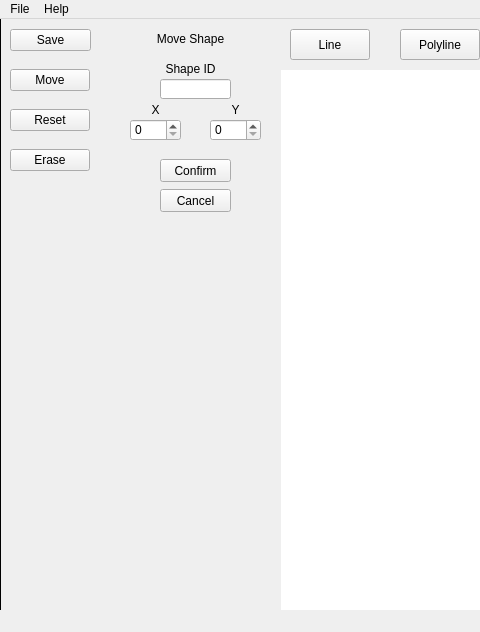
Above: mainwindow.ui from Rthiskidw/scrumBagModeler before the change; both pictures show x 0 to 480 and y 0 to 632 of the 1277 by 632 pixel window. Below: the same form after it.
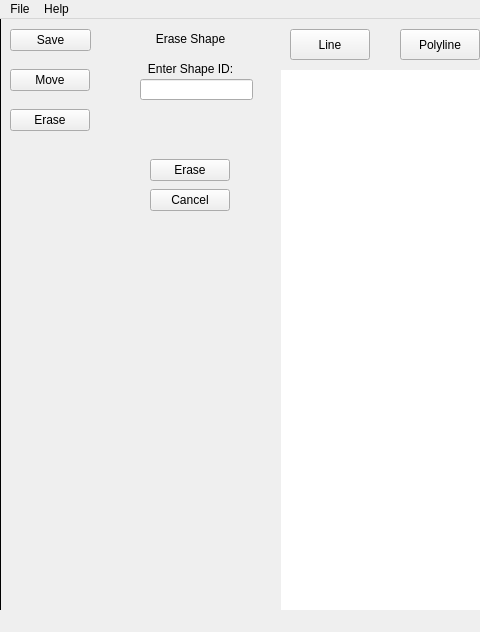
That is the form after the change. Icons and pictures are not drawn. Custom widgets are drawn as their Qt base class.

```diff
--- a/mainwindow.ui
+++ b/mainwindow.ui
@@ -62,19 +62,6 @@
      <string>Save</string>
     </property>
    </widget>
-   <widget class="QPushButton" name="resetButton">
-    <property name="geometry">
-     <rect>
-      <x>10</x>
-      <y>90</y>
-      <width>80</width>
-      <height>22</height>
-     </rect>
-    </property>
-    <property name="text">
-     <string>Reset</string>
-    </property>
-   </widget>
    <widget class="QPushButton" name="moveButton">
     <property name="geometry">
      <rect>
@@ -92,7 +79,7 @@
     <property name="geometry">
      <rect>
       <x>10</x>
-      <y>130</y>
+      <y>90</y>
       <width>80</width>
       <height>22</height>
      </rect>
@@ -234,7 +221,7 @@
      <bool>true</bool>
     </property>
     <property name="currentIndex">
-     <number>9</number>
+     <number>10</number>
     </property>
     <widget class="QWidget" name="logo_page">
      <widget class="QLabel" name="logo_label">
@@ -4052,6 +4039,76 @@
       </property>
      </widget>
     </widget>
+    <widget class="QWidget" name="eraseShape_page">
+     <widget class="QLabel" name="label_4">
+      <property name="geometry">
+       <rect>
+        <x>0</x>
+        <y>10</y>
+        <width>181</width>
+        <height>20</height>
+       </rect>
+      </property>
+      <property name="text">
+       <string>Erase Shape</string>
+      </property>
+      <property name="alignment">
+       <set>Qt::AlignCenter</set>
+      </property>
+     </widget>
+     <widget class="QLabel" name="label_5">
+      <property name="geometry">
+       <rect>
+        <x>0</x>
+        <y>40</y>
+        <width>181</width>
+        <height>20</height>
+       </rect>
+      </property>
+      <property name="text">
+       <string>Enter Shape ID:</string>
+      </property>
+      <property name="alignment">
+       <set>Qt::AlignCenter</set>
+      </property>
+     </widget>
+     <widget class="QPushButton" name="eraseConfirm_button">
+      <property name="geometry">
+       <rect>
+        <x>50</x>
+        <y>140</y>
+        <width>80</width>
+        <height>22</height>
+       </rect>
+      </property>
+      <property name="text">
+       <string>Erase</string>
+      </property>
+     </widget>
+     <widget class="QPushButton" name="cancelErase_button">
+      <property name="geometry">
+       <rect>
+        <x>50</x>
+        <y>170</y>
+        <width>80</width>
+        <height>22</height>
+       </rect>
+      </property>
+      <property name="text">
+       <string>Cancel</string>
+      </property>
+     </widget>
+     <widget class="QLineEdit" name="eraseShape_line_edit">
+      <property name="geometry">
+       <rect>
+        <x>40</x>
+        <y>60</y>
+        <width>113</width>
+        <height>21</height>
+       </rect>
+      </property>
+     </widget>
+    </widget>
    </widget>
    <zorder>label_2</zorder>
    <zorder>CanvasObject</zorder>
```
Left out of the diff: 1 changed line with no effect on the pictures.
